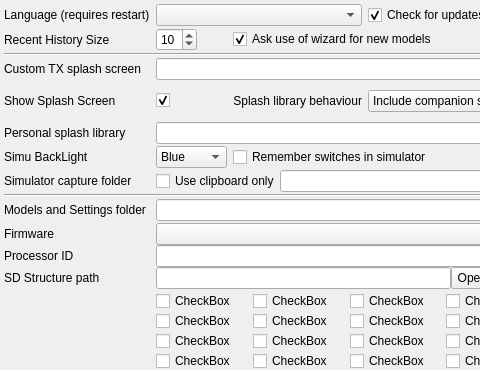
The window that companion/src/preferencesdialog.ui (opentx/opentx) describes before a commit, drawn with Qt 5; both pictures show x 0 to 480 and y 0 to 370 of the 741 by 710 pixel window.
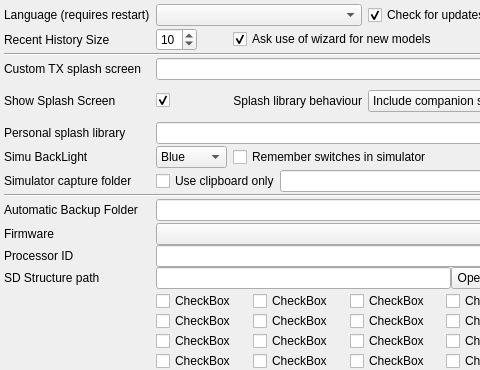
The same window after the commit. Icons and pictures are not drawn.

Commit message: Correction after comment from Romolo

```diff
--- a/companion/src/preferencesdialog.ui
+++ b/companion/src/preferencesdialog.ui
@@ -787,7 +787,7 @@
    <item row="16" column="0">
     <widget class="QLabel" name="label_17">
      <property name="text">
-      <string>Models and Settings folder</string>
+      <string>Automatic Backup Folder</string>
      </property>
     </widget>
    </item>
```
